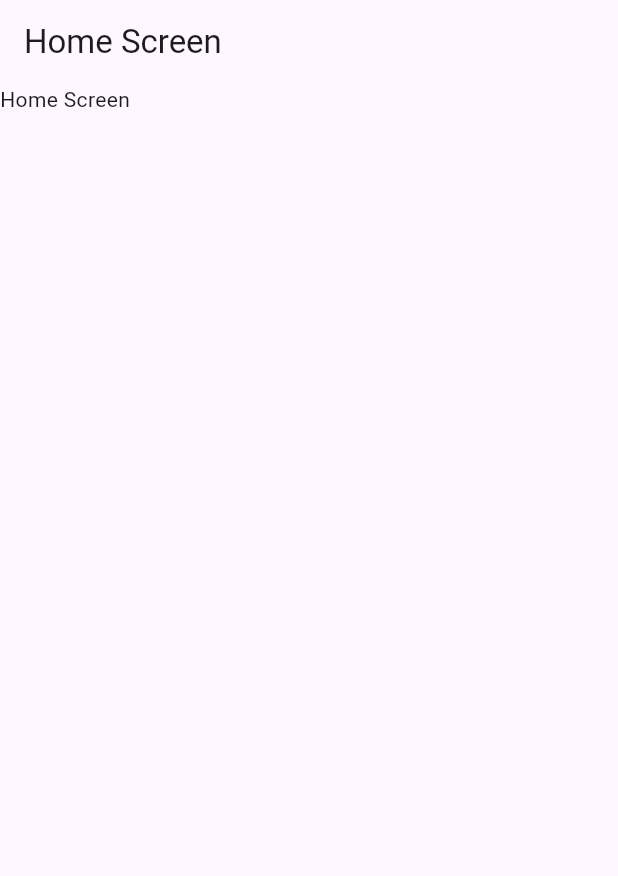
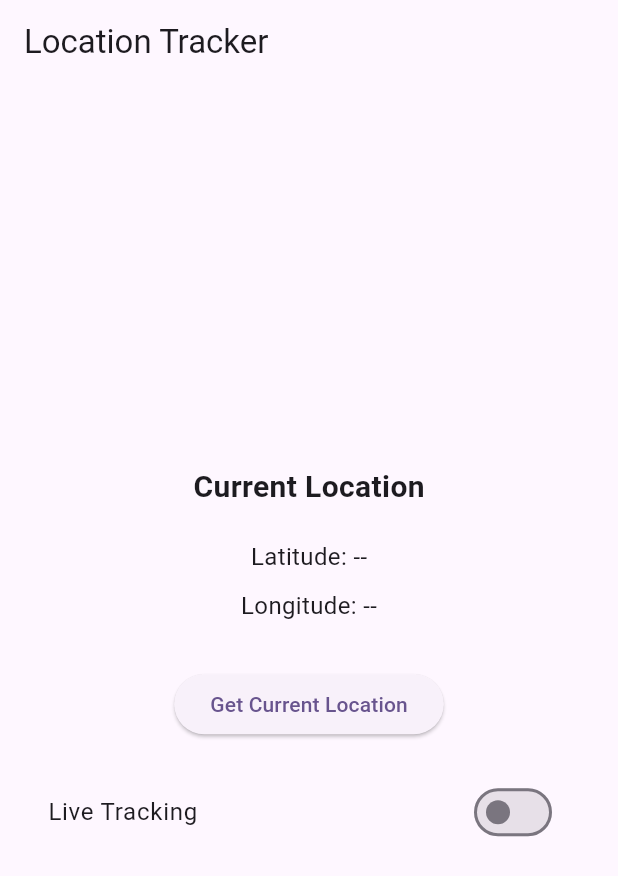
Before and after one commit to sohailokzz/adora_assignment, a Flutter app: the screen it shows after launch, on a phone screen of 412 x 824 dp. Shown: the top 876 px of the screen. Run offline on Flutter 3.47's test engine with Material 3 defaults, Android fonts, the phone set to English and light mode, and no system bars; our stand-ins replace geolocator.

Commit message:
Got the current location
Got the current location

```diff
--- a/lib/screens/home_screen/home_screen.dart
+++ b/lib/screens/home_screen/home_screen.dart
@@ -20,11 +20,66 @@ class HomeScreenContent extends StatelessWidget {
   @override
   Widget build(BuildContext context) {
     return Scaffold(
-      appBar: AppBar(title: const Text("Home Screen")),
-      body: const Column(
-        children: [
-          Text("Home Screen"),
-        ],
+      appBar: AppBar(
+        title: const Text("Location Tracker"),
+      ),
+      body: Center(
+        child: Consumer<HomeScreenVM>(
+          builder: (context, vm, child) {
+            return Padding(
+              padding: const EdgeInsets.all(16),
+              child: Column(
+                mainAxisAlignment: MainAxisAlignment.center,
+                children: [
+                  const Text(
+                    "Current Location",
+                    style: TextStyle(
+                      fontSize: 20,
+                      fontWeight: FontWeight.bold,
+                    ),
+                  ),
+
+                  const SizedBox(height: 20),
+
+                  if (vm.isLoading)
+                    const CircularProgressIndicator()
+                  else ...[
+                    Text(
+                      "Latitude: ${vm.latitude ?? '--'}",
+                      style: const TextStyle(fontSize: 16),
+                    ),
+                    const SizedBox(height: 10),
+                    Text(
+                      "Longitude: ${vm.longitude ?? '--'}",
+                      style: const TextStyle(fontSize: 16),
+                    ),
+                  ],
+
+                  const SizedBox(height: 30),
+
+                  ElevatedButton(
+                    onPressed: vm.fetchLocation,
+                    child: const Text("Get Current Location"),
+                  ),
+
+                  const SizedBox(height: 20),
+
+                  SwitchListTile(
+                    title: const Text("Live Tracking"),
+                    value: vm.isTracking, // optional idea below
+                    onChanged: (value) {
+                      if (value) {
+                        vm.startLiveTracking();
+                      } else {
+                        vm.stopLiveTracking();
+                      }
+                    },
+                  ),
+                ],
+              ),
+            );
+          },
+        ),
       ),
     );
   }
--- a/lib/screens/home_screen/home_screen_vm.dart
+++ b/lib/screens/home_screen/home_screen_vm.dart
@@ -1,3 +1,50 @@
+import 'dart:async';
+
+import 'package:adora_assignment/core/services/location_service.dart';
 import 'package:flutter/material.dart';
 
-class HomeScreenVM extends ChangeNotifier {}
+class HomeScreenVM extends ChangeNotifier {
+  double? latitude;
+  double? longitude;
+
+  StreamSubscription? _subscription;
+  bool isLoading = false;
+  bool get isTracking => _subscription != null;
+
+  final LocationService _locationService = LocationService();
+
+  Future<void> fetchLocation() async {
+    isLoading = true;
+    notifyListeners();
+    final position = await _locationService.getCurrentLocation();
+
+    if (position != null) {
+      latitude = position.latitude;
+      longitude = position.longitude;
+      isLoading = false;
+      notifyListeners();
+    }
+  }
+
+  void startLiveTracking() {
+    _subscription?.cancel();
+
+    _subscription = _locationService.getPositionStream().listen((position) {
+      latitude = position.latitude;
+      longitude = position.longitude;
+
+      notifyListeners();
+    });
+  }
+
+  void stopLiveTracking() {
+    _subscription?.cancel();
+    _subscription = null;
+  }
+
+  @override
+  void dispose() {
+    _subscription?.cancel();
+    super.dispose();
+  }
+}
--- a/pubspec.yaml
+++ b/pubspec.yaml
@@ -37,6 +37,8 @@ dependencies:
   provider: ^6.1.5+1
   google_fonts: ^8.1.0
   responsive_sizer: ^3.3.1
+  geolocator: ^14.0.2
+  permission_handler: ^12.0.1
 
 dev_dependencies:
   flutter_test:
```
Also changed, not shown: lib/core/services/location_service.dart (added, +55 -0 lines), pubspec.lock, 5 other files.
